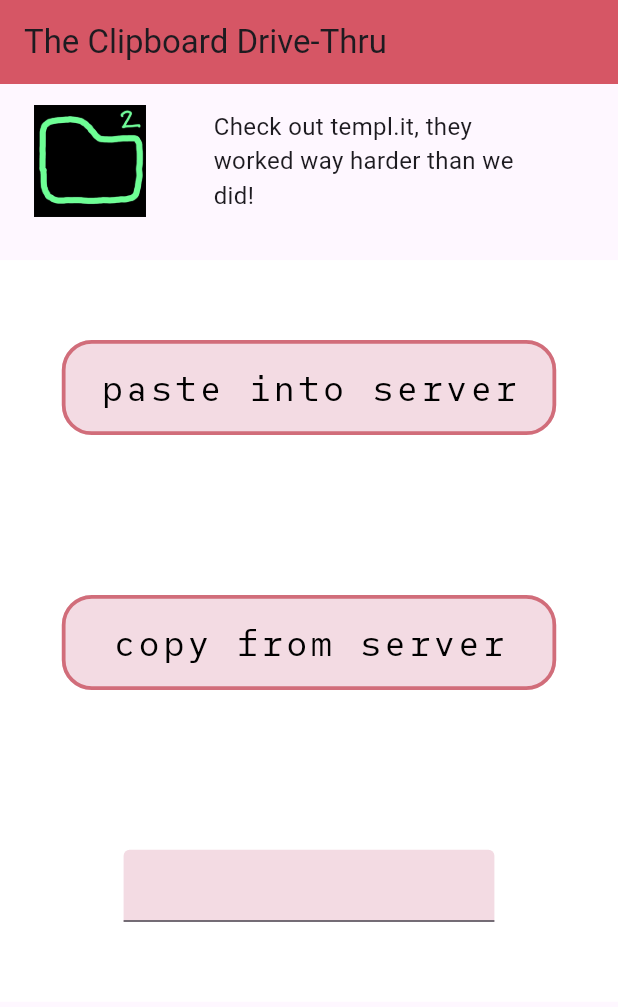
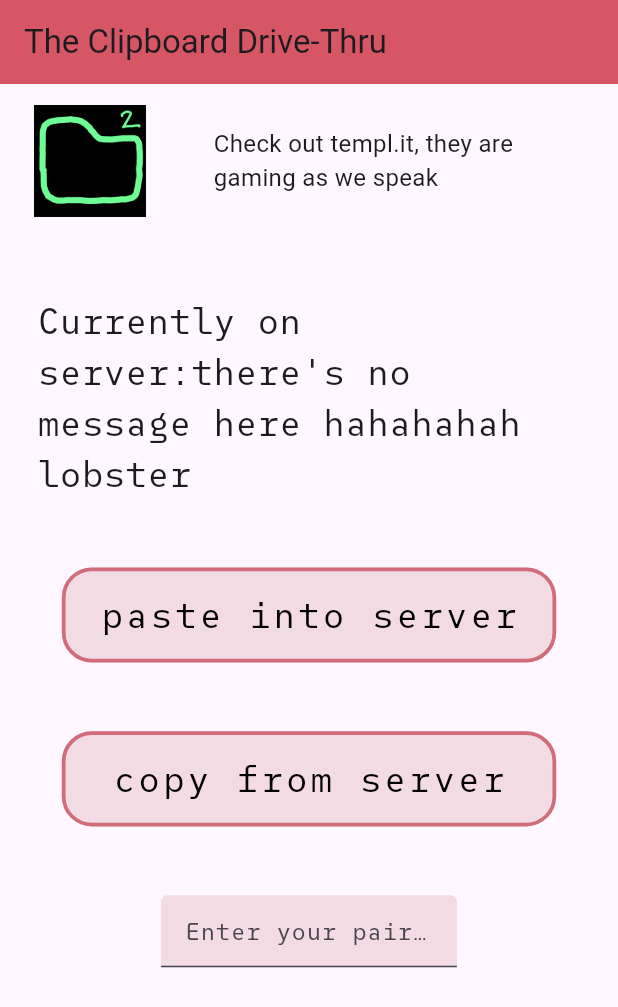
Before and after one commit to mrrsl/this-is-wendys, a Flutter app: the screen it shows after launch, on a phone screen of 412 x 824 dp. Shown: the top 1007 px of the screen. Run offline on Flutter 3.47's test engine with Material 3 defaults, Android fonts, the light colour scheme and no system bars; network calls fail; statements that could not run were skipped.

Commit message:
added room for the app to display what is currently on the server

```diff
--- a/flutter/mobile_gui/lib/main.dart
+++ b/flutter/mobile_gui/lib/main.dart
@@ -109,7 +109,7 @@ class _MyHomePageState extends State<MyHomePage> {
                   padding: EdgeInsets.fromLTRB(0, 0, 25, 0),
                   child: Flexible(
                     child: Text(
-                      "Check out templ.it, they worked way harder than we did!",
+                      "Check out templ.it, they are gaming as we speak",
                       textAlign: TextAlign.left,
                       style: TextStyle(fontSize: 16),
                     ),
@@ -120,12 +120,17 @@ class _MyHomePageState extends State<MyHomePage> {
           ),
 
           Container(
-            color: Color.fromRGBO(255, 255, 255, 1),
-            margin: EdgeInsets.fromLTRB(0, 25, 0, 0),
+            margin: EdgeInsets.fromLTRB(25, 25, 25, 0),
             height: MediaQuery.of(context).size.height * 0.6,
             child: Column(
               mainAxisAlignment: MainAxisAlignment.spaceAround,
               children: [
+                //"currently on server" text
+                Text(
+                  "Currently on server:" + ws.receivedMessage,
+                  style: TextStyle(fontFamily: "SUSEMono", fontSize: 24),
+                ),
+
                 //paste text into server button
                 longButton(context, 'paste into server', () async {
                   ClipboardData? clipboardData = await Clipboard.getData(
@@ -184,6 +189,8 @@ class _MyHomePageState extends State<MyHomePage> {
                   ),
                   child: TextField(
                     decoration: InputDecoration(
+                      hintText: "Enter your pairing key:",
+                      hintStyle: TextStyle(fontFamily: "SUSEMono"),
                       filled: true,
                       fillColor: Color.fromRGBO(243, 219, 227, 1),
                     ),
```
